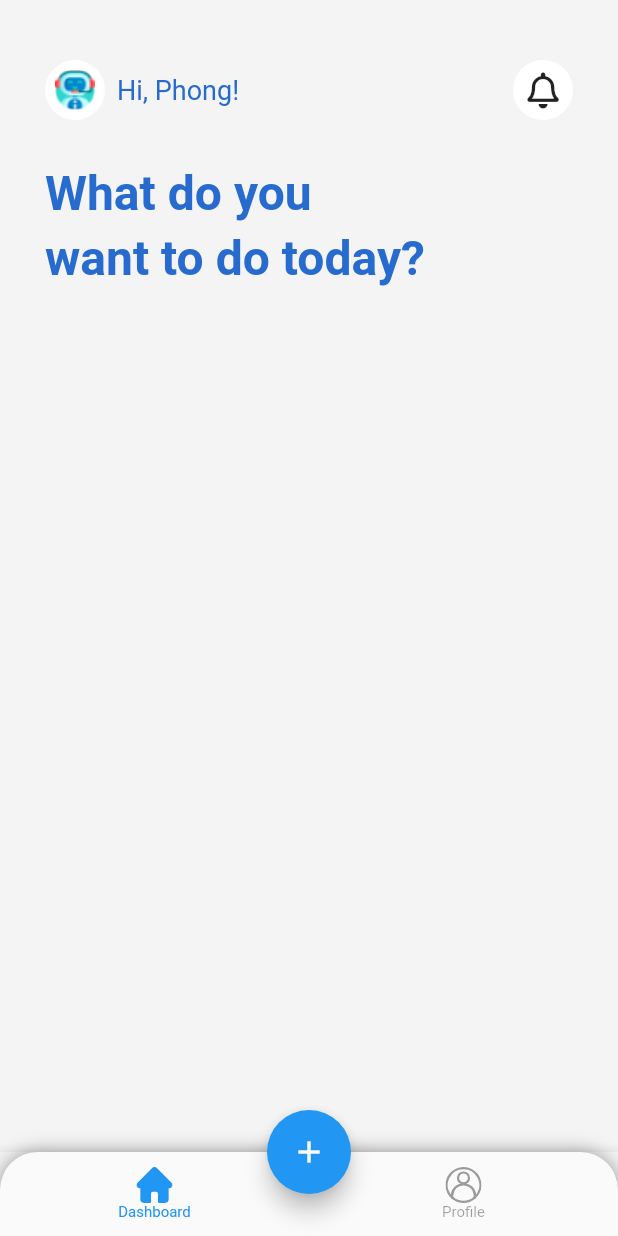
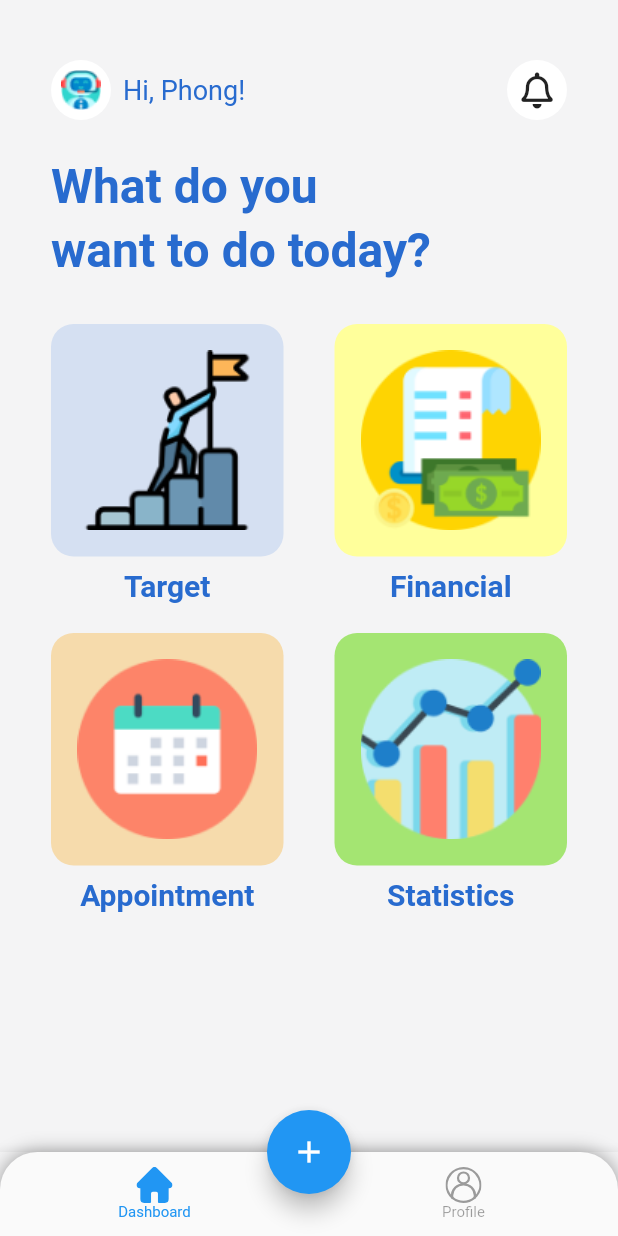
Before and after one commit to phongace/Objective-App, a Flutter app: the DashboardHomePage screen opened by its route, on a phone screen of 412 x 824 dp. Run offline on Flutter 3.47's test engine with Material 2 defaults, Android fonts, the phone set to English and light mode, and no system bars; our stand-ins replace dio, flutter_phoenix, flutter_svg, fluttertoast, font_awesome_flutter, shared_preferences; accounts and stored records are empty; generated files the repository leaves out were written again.

Commit message:
done UI homepage

```diff
--- a/lib/screens/dashboard/dashboard.dart
+++ b/lib/screens/dashboard/dashboard.dart
@@ -2,6 +2,8 @@ import 'package:flutter/material.dart';
 import 'package:font_awesome_flutter/font_awesome_flutter.dart';
 import 'package:objective/config/constant.dart';
 import 'package:objective/styles/component.dart';
+
+import '../../styles/component.dart';
 
 class DashboardScreen extends StatefulWidget {
   @override
@@ -14,18 +16,79 @@ class _DashboardScreenState extends State<DashboardScreen> {
     return Scaffold(
       backgroundColor: CommonStyle.bgColor,
       body: Padding(
-        padding: const EdgeInsets.symmetric(horizontal: 30.0, vertical: 20.0),
+        padding: const EdgeInsets.symmetric(horizontal: 34.0, vertical: 20.0),
+        child: SingleChildScrollView(
           child: Column(
             children: [
               const SizedBox(height: 20),
               _buildHeader(),
-            const SizedBox(height: 30),
+              const SizedBox(height: 25),
               buildSentence(Constant.TXT_TOPIC_SENTENCE),
               const SizedBox(height: 5),
               buildSentence(Constant.TXT_TOPIC_SENTENCE_2),
+              const SizedBox(height: 30),
+              Row(
+                mainAxisAlignment: MainAxisAlignment.spaceBetween,
+                children: [
+                  _buildButton(
+                    context,
+                    'images/goal_ic.png',
+                    Color(0xFFD5E0F2),
+                    'Target',
+                  ),
+                  _buildButton(
+                    context,
+                    'images/financial_ic.png',
+                    Color(0xFFFFFF9B),
+                    'Financial',
+                  ),
+                ],
+              ),
+              const SizedBox(height: 20),
+              Row(
+                mainAxisAlignment: MainAxisAlignment.spaceBetween,
+                children: [
+                  _buildButton(
+                    context,
+                    'images/appointment_ic.png',
+                    Color(0xFFF6DBAC),
+                    'Appointment',
+                  ),
+                  _buildButton(
+                    context,
+                    'images/statistics_ic.png',
+                    Color(0xFFA4E572),
+                    'Statistics',
+                  ),
+                ],
+              ),
             ],
           ),
         ),
+      ),
+    );
+  }
+
+  Widget _buildButton(BuildContext context, String image, Color color, String name) {
+    return Column(
+      children: [
+        Container(
+          width: 155,
+          height: 155,
+          child: Image.asset(image),
+          decoration: BoxDecoration(
+            color: color,
+            borderRadius: BorderRadius.all(
+              Radius.circular(15.0),
+            ),
+          ),
+        ),
+        const SizedBox(height: 8),
+        Text(
+          name,
+          style: CommonStyle.boldText(context, textSize: 20),
+        )
+      ],
     );
   }
 
--- a/lib/screens/layout/main.dart
+++ b/lib/screens/layout/main.dart
@@ -53,7 +53,7 @@ class _DashboardHomePageState extends State<DashboardHomePage> {
               unselectedItemColor: Theme.of(context).disabledColor,
               onTap: _onItemTapped,
               type: BottomNavigationBarType.fixed,
-              elevation: 1,
+              elevation: 0.0,
               showUnselectedLabels: true,
               selectedFontSize: 10,
               unselectedFontSize: 10,
```
Also changed, not shown: images/appointment_ic.png (added), images/financial_ic.png (added), images/goal_ic.png (added), images/statistics_ic.png (added). Lines whose indentation alone changed are shown as unchanged.
